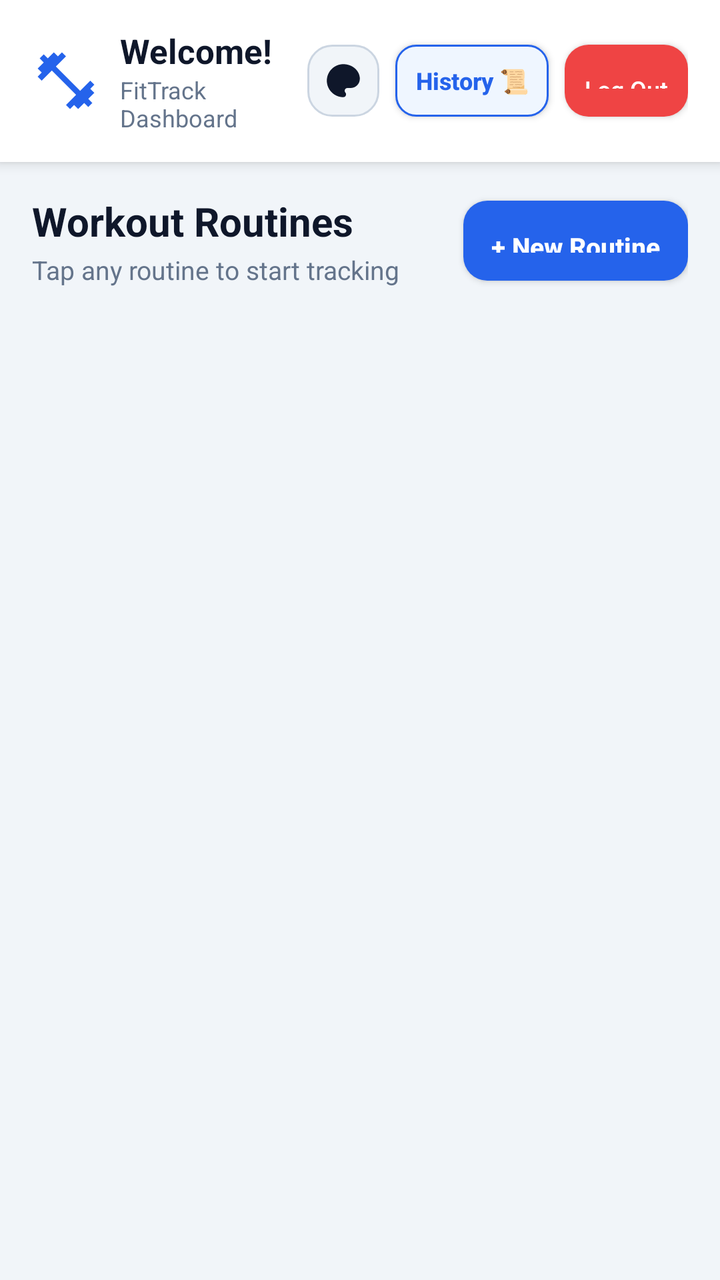
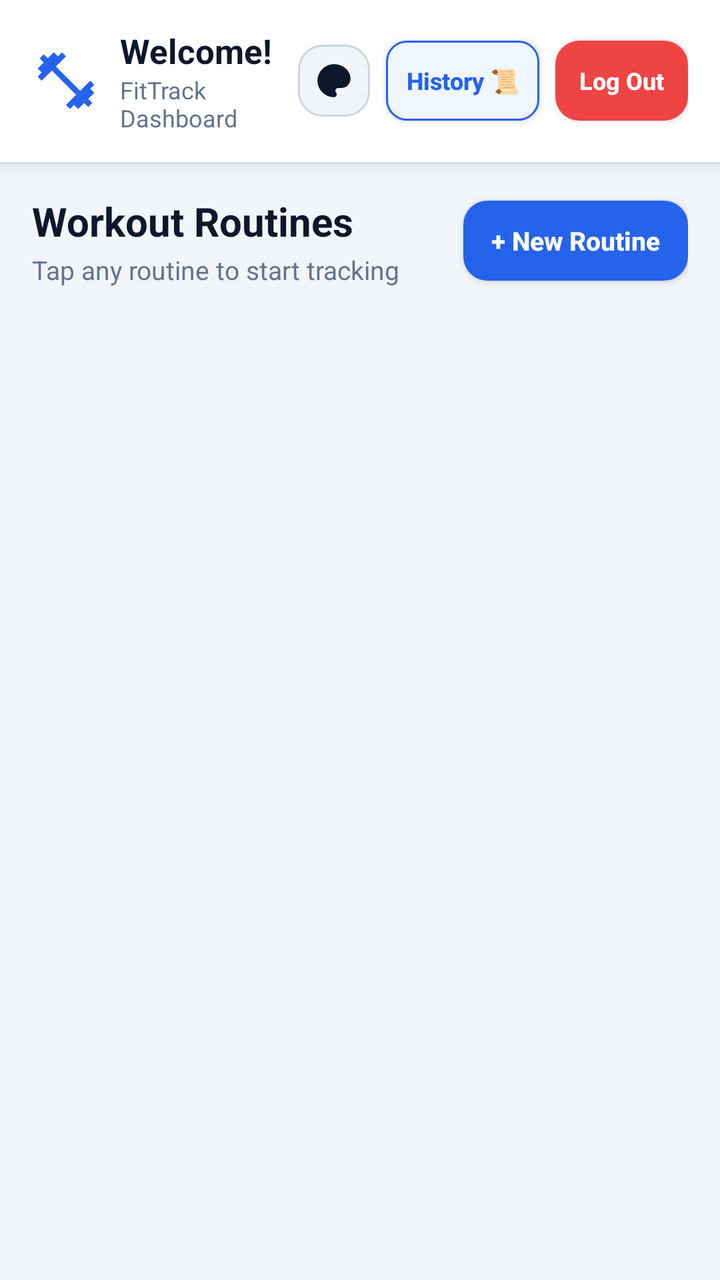

The first picture is an Android layout as it rendered before a commit; the second is the same layout after the commit. The layout source and the unified diff follow.
<!-- AndroidManifest.xml: application theme Theme.FitTrack -->
<!-- res/layout/activity_main.xml -->
<?xml version="1.0" encoding="utf-8"?>
<LinearLayout xmlns:android="http://schemas.android.com/apk/res/android"
    xmlns:tools="http://schemas.android.com/tools"
    android:layout_width="match_parent"
    android:layout_height="match_parent"
    android:background="?android:attr/colorBackground"
    android:orientation="vertical">

    
    <LinearLayout
        android:layout_width="match_parent"
        android:layout_height="wrap_content"
        android:background="?attr/colorSurface"
        android:elevation="4dp"
        android:gravity="center_vertical"
        android:orientation="horizontal"
        android:paddingStart="16dp"
        android:paddingTop="14dp"
        android:paddingEnd="16dp"
        android:paddingBottom="14dp">

        <ImageView
            android:layout_width="34dp"
            android:layout_height="34dp"
            android:contentDescription="@string/app_name"
            android:src="@drawable/ic_fitness_center" />

        <LinearLayout
            android:layout_width="0dp"
            android:layout_height="wrap_content"
            android:layout_marginStart="10dp"
            android:layout_marginEnd="8dp"
            android:layout_weight="1"
            android:orientation="vertical">

            <TextView
                android:id="@+id/tvWelcomeUser"
                android:layout_width="wrap_content"
                android:layout_height="wrap_content"
                android:ellipsize="end"
                android:maxLines="1"
                android:text="Welcome!"
                android:textColor="?android:attr/textColorPrimary"
                android:textSize="17sp"
                android:textStyle="bold" />

            <TextView
                android:layout_width="wrap_content"
                android:layout_height="wrap_content"
                android:text="FitTrack Dashboard"
                android:textColor="?android:attr/textColorSecondary"
                android:textSize="12sp" />
        </LinearLayout>

        
        <ImageButton
            android:id="@+id/btnThemeToggle"
            android:layout_width="36dp"
            android:layout_height="36dp"
            android:layout_marginEnd="8dp"
            android:background="@drawable/bg_badge_neutral"
            android:contentDescription="@string/toggle_theme"
            android:padding="7dp"
            android:scaleType="centerInside"
            android:src="@drawable/ic_dark_mode" />

        
        <androidx.appcompat.widget.AppCompatButton
            android:id="@+id/btnHistory"
            android:layout_width="wrap_content"
            android:layout_height="36dp"
            android:layout_marginEnd="8dp"
            android:background="@drawable/bg_button_secondary"
            android:minHeight="0dp"
            android:minWidth="0dp"
            android:paddingStart="10dp"
            android:paddingEnd="10dp"
            android:text="History 📜"
            android:textAllCaps="false"
            android:textColor="?attr/colorPrimary"
            android:textSize="12sp"
            android:textStyle="bold" />

        
        <androidx.appcompat.widget.AppCompatButton
            android:id="@+id/btnLogout"
            android:layout_width="wrap_content"
            android:layout_height="36dp"
            android:background="@drawable/bg_button_primary"
            android:backgroundTint="@color/error"
            android:minHeight="0dp"
            android:minWidth="0dp"
            android:paddingStart="10dp"
            android:paddingEnd="10dp"
            android:text="@string/logout"
            android:textAllCaps="false"
            android:textColor="@color/white"
            android:textSize="12sp" />

    </LinearLayout>

    
    <LinearLayout
        android:layout_width="match_parent"
        android:layout_height="match_parent"
        android:orientation="vertical"
        android:padding="16dp">

        
        <LinearLayout
            android:layout_width="match_parent"
            android:layout_height="wrap_content"
            android:gravity="center_vertical"
            android:orientation="horizontal">

            <LinearLayout
                android:layout_width="0dp"
                android:layout_height="wrap_content"
                android:layout_weight="1"
                android:orientation="vertical">

                <TextView
                    android:layout_width="wrap_content"
                    android:layout_height="wrap_content"
                    android:text="Workout Routines"
                    android:textColor="?android:attr/textColorPrimary"
                    android:textSize="20sp"
                    android:textStyle="bold" />

                <TextView
                    android:layout_width="wrap_content"
                    android:layout_height="wrap_content"
                    android:layout_marginTop="2dp"
                    android:text="Tap any routine to start tracking"
                    android:textColor="?android:attr/textColorSecondary"
                    android:textSize="13sp" />
            </LinearLayout>

            <androidx.appcompat.widget.AppCompatButton
                android:id="@+id/btnCreateWorkout"
                android:layout_width="wrap_content"
                android:layout_height="40dp"
                android:background="@drawable/bg_button_primary"
                android:minHeight="0dp"
                android:paddingStart="14dp"
                android:paddingEnd="14dp"
                android:text="+ New Routine"
                android:textAllCaps="false"
                android:textColor="@color/white"
                android:textSize="13sp"
                android:textStyle="bold" />

        </LinearLayout>

        
        <LinearLayout
            android:id="@+id/llEmptyState"
            android:layout_width="match_parent"
            android:layout_height="wrap_content"
            android:layout_marginTop="32dp"
            android:gravity="center"
            android:orientation="vertical"
            android:padding="24dp"
            android:visibility="gone">

            <TextView
                android:layout_width="wrap_content"
                android:layout_height="wrap_content"
                android:text="📋"
                android:textSize="40sp" />

            <TextView
                android:layout_width="wrap_content"
                android:layout_height="wrap_content"
                android:layout_marginTop="8dp"
                android:text="No Workout Routines Found"
                android:textColor="?android:attr/textColorPrimary"
                android:textSize="16sp"
                android:textStyle="bold" />

            <TextView
                android:layout_width="wrap_content"
                android:layout_height="wrap_content"
                android:layout_marginTop="4dp"
                android:text="Create a new routine to begin tracking your exercises."
                android:textColor="?android:attr/textColorSecondary"
                android:textSize="13sp" />

        </LinearLayout>

        
        <androidx.recyclerview.widget.RecyclerView
            android:id="@+id/rvWorkouts"
            android:layout_width="match_parent"
            android:layout_height="match_parent"
            android:layout_marginTop="14dp"
            android:clipToPadding="false"
            android:paddingBottom="16dp"
            tools:listitem="@layout/item_workout" />

    </LinearLayout>

</LinearLayout>
<!-- res/layout/item_workout.xml (included above) -->
<?xml version="1.0" encoding="utf-8"?>
<LinearLayout xmlns:android="http://schemas.android.com/apk/res/android"
    android:layout_width="match_parent"
    android:layout_height="wrap_content"
    android:layout_marginBottom="14dp"
    android:background="@drawable/bg_card"
    android:elevation="2dp"
    android:foreground="?attr/selectableItemBackground"
    android:orientation="vertical"
    android:padding="16dp">

    
    <LinearLayout
        android:layout_width="match_parent"
        android:layout_height="wrap_content"
        android:gravity="center_vertical"
        android:orientation="horizontal">

        <TextView
            android:layout_width="wrap_content"
            android:layout_height="wrap_content"
            android:text="🏋️"
            android:textSize="20sp" />

        <TextView
            android:id="@+id/tvWorkoutTitle"
            android:layout_width="0dp"
            android:layout_height="wrap_content"
            android:layout_marginStart="8dp"
            android:layout_weight="1"
            android:text="Chest Day"
            android:textColor="?android:attr/textColorPrimary"
            android:textSize="18sp"
            android:textStyle="bold" />

        <TextView
            android:id="@+id/tvExerciseCountBadge"
            android:layout_width="wrap_content"
            android:layout_height="wrap_content"
            android:background="@drawable/bg_badge_neutral"
            android:paddingStart="8dp"
            android:paddingTop="4dp"
            android:paddingEnd="8dp"
            android:paddingBottom="4dp"
            android:text="3 exercises"
            android:textColor="?android:attr/textColorSecondary"
            android:textSize="12sp"
            android:textStyle="bold" />

        <ImageButton
            android:id="@+id/btnEditWorkout"
            android:layout_width="34dp"
            android:layout_height="34dp"
            android:layout_marginStart="6dp"
            android:background="?attr/selectableItemBackgroundBorderless"
            android:contentDescription="@string/edit_routine"
            android:padding="6dp"
            android:src="@drawable/ic_edit" />

    </LinearLayout>

    
    <LinearLayout
        android:id="@+id/llExercisePreviewList"
        android:layout_width="match_parent"
        android:layout_height="wrap_content"
        android:layout_marginTop="10dp"
        android:orientation="vertical" />

    
    <View
        android:layout_width="match_parent"
        android:layout_height="1dp"
        android:layout_marginTop="12dp"
        android:layout_marginBottom="12dp"
        android:background="@color/border" />

    
    <LinearLayout
        android:layout_width="match_parent"
        android:layout_height="wrap_content"
        android:gravity="end|center_vertical"
        android:orientation="horizontal">

        <TextView
            android:layout_width="0dp"
            android:layout_height="wrap_content"
            android:layout_weight="1"
            android:text="Tap to begin workout session"
            android:textColor="?android:attr/textColorHint"
            android:textSize="12sp" />

        <androidx.appcompat.widget.AppCompatButton
            android:id="@+id/btnStartWorkout"
            android:layout_width="wrap_content"
            android:layout_height="38dp"
            android:background="@drawable/bg_button_primary"
            android:minHeight="0dp"
            android:minWidth="0dp"
            android:paddingLeft="14dp"
            android:paddingRight="14dp"
            android:text="Start Workout ▶"
            android:textAllCaps="false"
            android:textColor="@color/white"
            android:textSize="13sp"
            android:textStyle="bold" />

    </LinearLayout>

</LinearLayout>
<!-- resources referenced by this layout -->
<resources>
  <color name="border">#CBD5E1</color>
  <color name="error">#EF4444</color>
  <color name="white">#FFFFFFFF</color>
  <!-- drawable bg_badge_neutral (drawable) -->
  <?xml version="1.0" encoding="utf-8"?>
  <shape xmlns:android="http://schemas.android.com/apk/res/android"
      android:shape="rectangle">
      <solid android:color="@color/badge_neutral_bg" />
      <corners android:radius="12dp" />
      <stroke android:width="1dp" android:color="@color/badge_neutral_stroke" />
  </shape>
  <!-- drawable bg_button_primary (drawable) -->
  <?xml version="1.0" encoding="utf-8"?>
  <ripple xmlns:android="http://schemas.android.com/apk/res/android"
      android:color="#40FFFFFF">
      <item>
          <shape android:shape="rectangle">
              <solid android:color="@color/primary" />
              <corners android:radius="12dp" />
              <padding
                  android:bottom="14dp"
                  android:left="16dp"
                  android:right="16dp"
                  android:top="14dp" />
          </shape>
      </item>
  </ripple>
  <!-- drawable bg_button_secondary (drawable) -->
  <?xml version="1.0" encoding="utf-8"?>
  <ripple xmlns:android="http://schemas.android.com/apk/res/android"
      android:color="#20000000">
      <item>
          <shape android:shape="rectangle">
              <solid android:color="@color/secondary_btn_bg" />
              <corners android:radius="10dp" />
              <stroke android:width="1dp" android:color="@color/primary" />
          </shape>
      </item>
  </ripple>
  <!-- drawable bg_card (drawable) -->
  <?xml version="1.0" encoding="utf-8"?>
  <shape xmlns:android="http://schemas.android.com/apk/res/android"
      android:shape="rectangle">
      <solid android:color="@color/surface" />
      <corners android:radius="16dp" />
      <stroke android:width="1dp" android:color="@color/border" />
  </shape>
  <!-- drawable ic_dark_mode (drawable) -->
  <vector xmlns:android="http://schemas.android.com/apk/res/android"
      android:width="24dp"
      android:height="24dp"
      android:viewportWidth="24"
      android:viewportHeight="24"
      android:tint="?attr/colorControlNormal">
      <path
          android:fillColor="@android:color/white"
          android:pathData="M12,3c-4.97,0 -9,4.03 -9,9s4.03,9 9,9c0.83,0 1.5,-0.67 1.5,-1.5 0,-0.39 -0.15,-0.74 -0.39,-1.01 -0.23,-0.26 -0.38,-0.61 -0.38,-0.99 0,-0.83 0.67,-1.5 1.5,-1.5H16c2.76,0 5,-2.24 5,-5 0,-4.42 -4.03,-8 -9,-8z" />
  </vector>
  <!-- drawable ic_edit (drawable) -->
  <vector xmlns:android="http://schemas.android.com/apk/res/android"
      android:width="20dp"
      android:height="20dp"
      android:viewportWidth="24"
      android:viewportHeight="24"
      android:tint="@color/primary">
      <path
          android:fillColor="@android:color/white"
          android:pathData="M3,17.25V21h3.75L17.81,9.94l-3.75,-3.75L3,17.25zM20.71,7.04c0.39,-0.39 0.39,-1.02 0,-1.41l-2.34,-2.34c-0.39,-0.39 -1.02,-0.39 -1.41,0l-1.83,1.83 3.75,3.75 1.83,-1.83z" />
  </vector>
  <string name="app_name">FitTrack</string>
  <string name="edit_routine">Edit routine</string>
  <string name="logout">Log Out</string>
  <string name="toggle_theme">Toggle dark or light mode</string>
  <style name="Theme.FitTrack" parent="Base.Theme.FitTrack" />
  <color name="badge_neutral_bg">#F1F5F9</color>
  <color name="badge_neutral_stroke">#CBD5E1</color>
  <color name="primary">#2563EB</color>
  <color name="secondary_btn_bg">#EFF6FF</color>
  <color name="surface">#FFFFFF</color>
  <color name="primary_dark">#1D4ED8</color>
  <color name="accent">#10B981</color>
  <color name="bg_light">#F1F5F9</color>
  <color name="text_primary">#0F172A</color>
  <color name="surface_elevated">#F8FAFC</color>
  <color name="text_secondary">#64748B</color>
  <color name="text_hint">#94A3B8</color>
  <!-- unchanged entries left out for length: 2 -->
</resources>

<!-- the commit's change to res/layout/activity_main.xml (unified diff, before → after) -->
@@ -68,13 +68,20 @@
         <androidx.appcompat.widget.AppCompatButton
             android:id="@+id/btnHistory"
             android:layout_width="wrap_content"
-            android:layout_height="36dp"
+            android:layout_height="wrap_content"
             android:layout_marginEnd="8dp"
             android:background="@drawable/bg_button_secondary"
-            android:minHeight="0dp"
+            android:ellipsize="none"
+            android:gravity="center"
+            android:insetTop="0dp"
+            android:insetBottom="0dp"
+            android:maxLines="1"
             android:minWidth="0dp"
+            android:minHeight="40dp"
             android:paddingStart="10dp"
+            android:paddingTop="6dp"
             android:paddingEnd="10dp"
+            android:paddingBottom="6dp"
             android:text="History 📜"
             android:textAllCaps="false"
             android:textColor="?attr/colorPrimary"
@@ -85,17 +92,25 @@
         <androidx.appcompat.widget.AppCompatButton
             android:id="@+id/btnLogout"
             android:layout_width="wrap_content"
-            android:layout_height="36dp"
+            android:layout_height="wrap_content"
             android:background="@drawable/bg_button_primary"
             android:backgroundTint="@color/error"
-            android:minHeight="0dp"
+            android:ellipsize="none"
+            android:gravity="center"
+            android:insetTop="0dp"
+            android:insetBottom="0dp"
+            android:maxLines="1"
             android:minWidth="0dp"
-            android:paddingStart="10dp"
-            android:paddingEnd="10dp"
+            android:minHeight="40dp"
+            android:paddingStart="12dp"
+            android:paddingTop="6dp"
+            android:paddingEnd="12dp"
+            android:paddingBottom="6dp"
             android:text="@string/logout"
             android:textAllCaps="false"
             android:textColor="@color/white"
-            android:textSize="12sp" />
+            android:textSize="12sp"
+            android:textStyle="bold" />
 
     </LinearLayout>
 
@@ -139,11 +154,18 @@
             <androidx.appcompat.widget.AppCompatButton
                 android:id="@+id/btnCreateWorkout"
                 android:layout_width="wrap_content"
-                android:layout_height="40dp"
+                android:layout_height="wrap_content"
                 android:background="@drawable/bg_button_primary"
-                android:minHeight="0dp"
+                android:ellipsize="none"
+                android:gravity="center"
+                android:insetTop="0dp"
+                android:insetBottom="0dp"
+                android:maxLines="1"
+                android:minHeight="40dp"
                 android:paddingStart="14dp"
+                android:paddingTop="6dp"
                 android:paddingEnd="14dp"
+                android:paddingBottom="6dp"
                 android:text="+ New Routine"
                 android:textAllCaps="false"
                 android:textColor="@color/white"
@@ -261,6 +283,18 @@
             android:padding="6dp"
             android:src="@drawable/ic_edit" />
 
+        <ImageButton
+            android:id="@+id/btnDeleteWorkout"
+            android:layout_width="34dp"
+            android:layout_height="34dp"
+            android:layout_marginStart="2dp"
+            android:background="?attr/selectableItemBackgroundBorderless"
+            android:contentDescription="@string/delete_routine"
+            android:padding="6dp"
+            android:scaleType="centerInside"
+            android:src="@android:drawable/ic_menu_delete"
+            android:tint="@color/error" />
+
     </LinearLayout>
 
     
@@ -297,12 +331,19 @@
         <androidx.appcompat.widget.AppCompatButton
             android:id="@+id/btnStartWorkout"
             android:layout_width="wrap_content"
-            android:layout_height="38dp"
+            android:layout_height="wrap_content"
             android:background="@drawable/bg_button_primary"
-            android:minHeight="0dp"
+            android:ellipsize="none"
+            android:gravity="center"
+            android:insetTop="0dp"
+            android:insetBottom="0dp"
+            android:maxLines="1"
             android:minWidth="0dp"
-            android:paddingLeft="14dp"
-            android:paddingRight="14dp"
+            android:minHeight="40dp"
+            android:paddingStart="14dp"
+            android:paddingTop="6dp"
+            android:paddingEnd="14dp"
+            android:paddingBottom="6dp"
             android:text="Start Workout ▶"
             android:textAllCaps="false"
             android:textColor="@color/white"
<!-- resource entries referenced after the edit -->
@@ -70,6 +70,7 @@
           android:pathData="M3,17.25V21h3.75L17.81,9.94l-3.75,-3.75L3,17.25zM20.71,7.04c0.39,-0.39 0.39,-1.02 0,-1.41l-2.34,-2.34c-0.39,-0.39 -1.02,-0.39 -1.41,0l-1.83,1.83 3.75,3.75 1.83,-1.83z" />
   </vector>
   <string name="app_name">FitTrack</string>
+  <string name="delete_routine">Delete routine</string>
   <string name="edit_routine">Edit routine</string>
   <string name="logout">Log Out</string>
   <string name="toggle_theme">Toggle dark or light mode</string>
